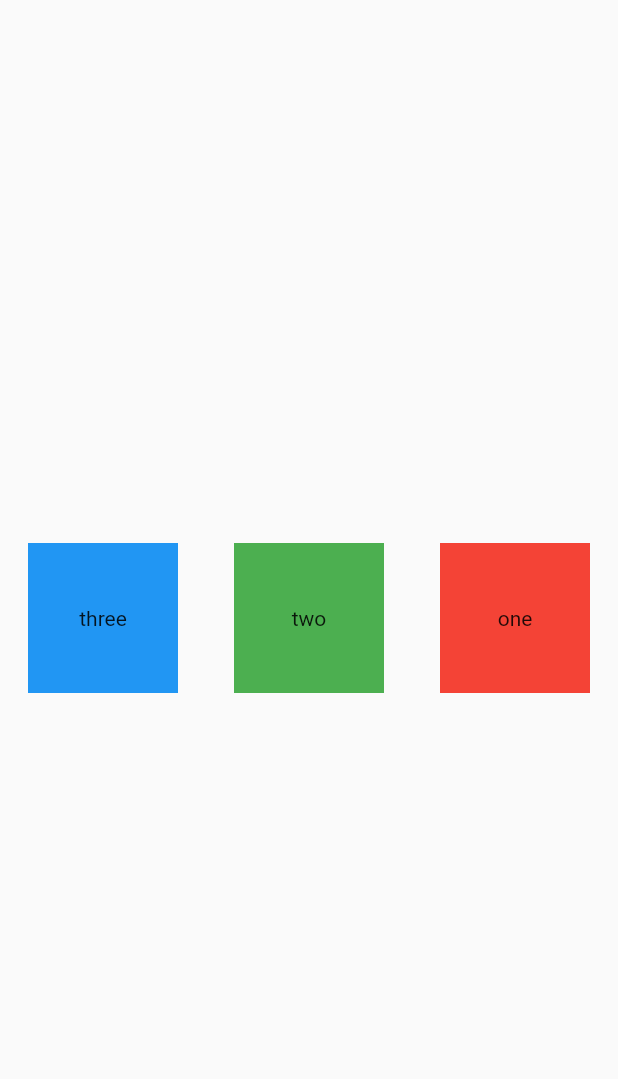
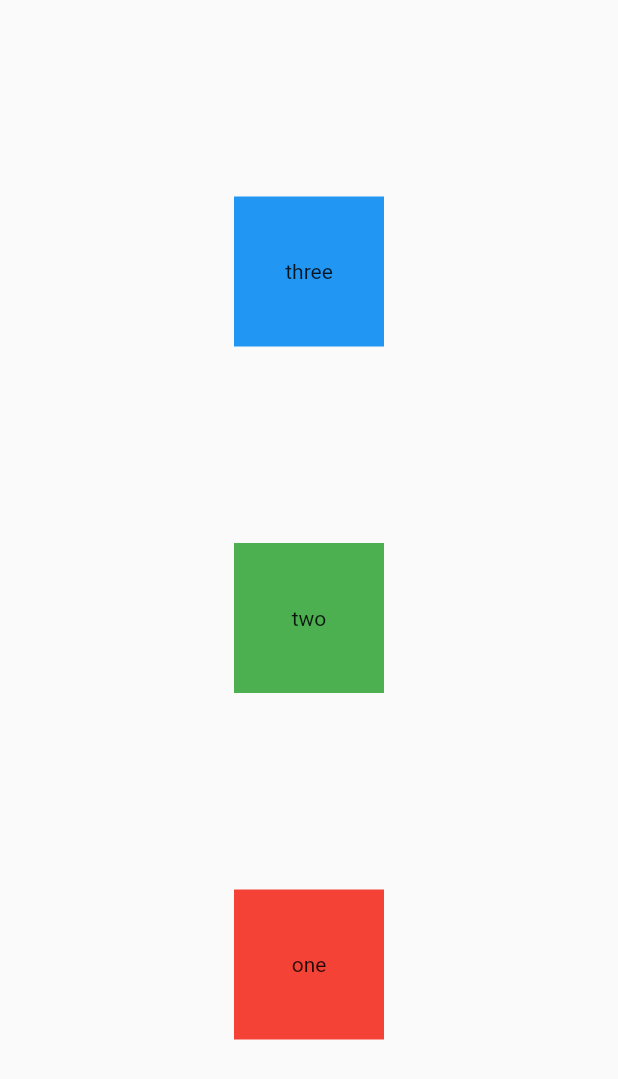
Before and after one commit to imessenger98/flutter-tutorials, a Flutter app: the screen it shows after launch, on a phone screen of 412 x 824 dp. Shown: the top 1079 px of the screen. Run offline on Flutter 3.47's test engine with Material 2 defaults, Android fonts, the phone set to English and light mode, and no system bars.

Commit message:
column:multiplelayouychild
column

```diff
--- a/lib/widgets/MultiChildLayout.dart
+++ b/lib/widgets/MultiChildLayout.dart
@@ -5,10 +5,10 @@ class MultiChildLayouts extends StatelessWidget {
     return Container(
         width: MediaQuery.of(context).size.width,
         height: MediaQuery.of(context).size.height,
-        child: Row(
-          mainAxisAlignment: MainAxisAlignment.spaceAround,
+        child: Column(
+          mainAxisAlignment: MainAxisAlignment.spaceEvenly,
           crossAxisAlignment: CrossAxisAlignment.center,
-          textDirection: TextDirection.rtl, //can change direction of widget
+          verticalDirection: VerticalDirection.up,
           children: <Widget>[
             Container(
               width: 100,
```
